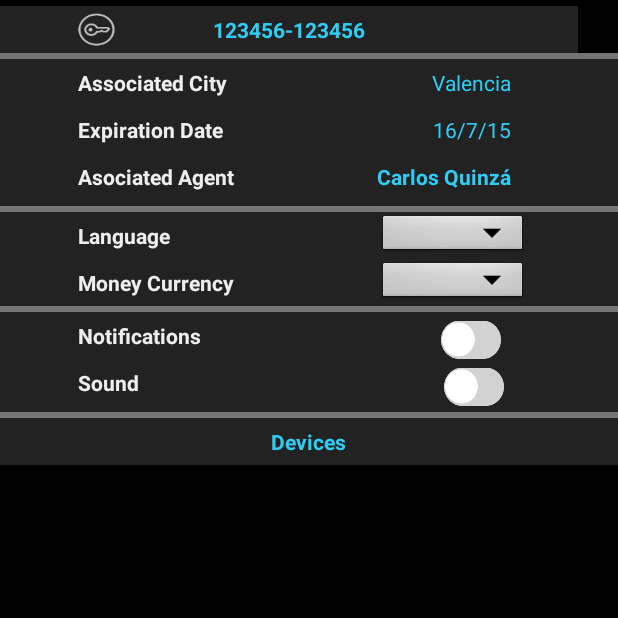
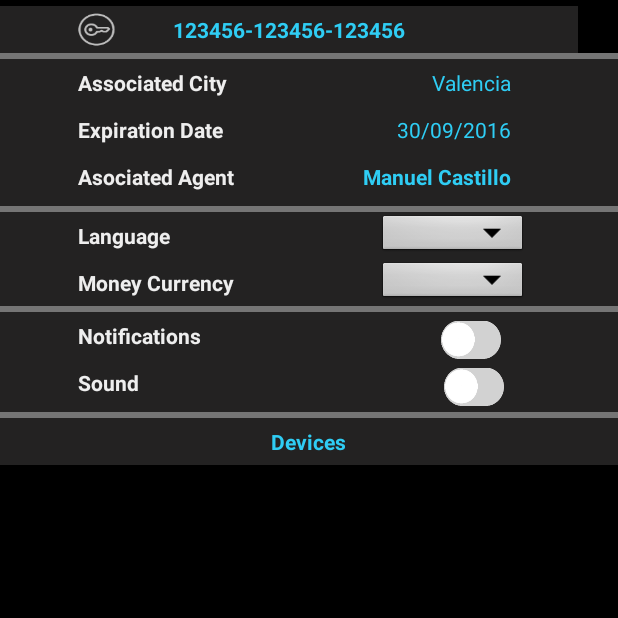
Before and after one commit to carquipe/Rivence, an Android app: the fragment config_fragment shown on its own in the app's theme, on a phone screen of 412 x 824 dp, the top half of it. Run offline under Robolectric (Android 15) with nearby library versions, the light colour scheme and no system bars.

```diff
--- /dev/null
+++ b/app/src/main/java/katiostudio/rivence/Controlador/Agente.java
@@ -0,0 +1,25 @@
+package katiostudio.rivence.Controlador;
+
+/**
+ * Created by cquinz on 14/5/16.
+ */
+public class Agente {
+    String nombre;
+    private static Agente agente;
+
+    private Agente(){
+        //Empty constructor
+    }
+
+    private Agente(String name){
+        nombre = name;
+    }
+
+    //Método obtener instancia
+    public static Agente getInstance(){
+        if(agente == null) agente = new Agente("Manuel Castillo");
+        return agente;
+    }
+
+    public String getName(){ return nombre; }
+}
--- a/app/src/main/java/katiostudio/rivence/Controlador/Cliente.java
+++ b/app/src/main/java/katiostudio/rivence/Controlador/Cliente.java
@@ -7,8 +7,49 @@ import java.util.List;
 public class Cliente {
 
     List <Servicio> servContratados;
+    String ciudad, fechaFin, clave;
+    private static Cliente cliente;
+    private static Agente agente;
 
-    public Cliente (){
+
+    /* Patrón Singleton para crear solamente 1 cliente */
+
+
+    //Constructor privado para evitar la llamada de otra clase
+    private Cliente (){
+        //Empty Constructor
+    }
+    private Cliente (String city, String endDate, String key) {
+        ciudad = city;
+        fechaFin = endDate;
+        clave = key;
+        agente = agente.getInstance();
 
     }
+    //Método instancia estática
+    public static Cliente getInstance(){
+        if(cliente == null) cliente = new Cliente("Valencia","30/09/2016","123456-123456-123456");
+        return cliente;
+    }
+
+
+    /*Getters*/
+    public String getClave(){
+        return clave;
+    }
+
+    public String getCiudad(){
+        return ciudad;
+    }
+
+    public String getFechaFin(){
+        return fechaFin;
+    }
+
+    public Agente getAgente() { return agente; }
+
+    /*Creación temporal*/
+    public void newClient (){
+        new Cliente("Valencia","30/09/2016","123456-123456-123456");
+    }
 }
--- a/app/src/main/java/katiostudio/rivence/config_fragment.java
+++ b/app/src/main/java/katiostudio/rivence/config_fragment.java
@@ -5,11 +5,18 @@ import android.os.Bundle;
 import android.view.LayoutInflater;
 import android.view.View;
 import android.view.ViewGroup;
+import android.widget.TextView;
+
+import org.w3c.dom.Text;
+
+import katiostudio.rivence.Controlador.Cliente;
 
 /**
- * Created by Kevin on 12/02/2016.
+ * Created by carquipe on 12/02/2016.
  */
 public class config_fragment extends Fragment  {
+
+    Cliente cliente;
 
     public config_fragment() {
         // Empty constructor required for fragment subclasses
@@ -19,6 +26,20 @@ public class config_fragment extends Fragment  {
     public View onCreateView(LayoutInflater inflater, ViewGroup container, Bundle savedInstanceState) {
         View rootView = inflater.inflate(R.layout.config_fragment, container, false);
 
+            cliente = cliente.getInstance();
+
+            TextView keyText =(TextView) rootView.findViewById(R.id.keyText);
+            keyText.setText(cliente.getClave());
+
+            TextView cityText = (TextView) rootView.findViewById(R.id.cityText);
+            cityText.setText(cliente.getCiudad());
+
+            TextView dateText = (TextView) rootView.findViewById(R.id.dateText);
+            dateText.setText(cliente.getFechaFin());
+
+            TextView agentText = (TextView) rootView.findViewById(R.id.agentText);
+            agentText.setText(cliente.getAgente().getName());
+
         return rootView;
     }
 
--- /dev/null
+++ b/app/src/main/res/color/color_selector.xml
@@ -0,0 +1,5 @@
+<?xml version="1.0" encoding="utf-8"?>
+<selector xmlns:android="http://schemas.android.com/apk/res/android">
+    <item android:color="@color/greeny_blue" android:state_pressed="true" />
+    <item android:color="@color/transparent" />
+</selector>
--- /dev/null
+++ b/app/src/main/res/color/paylog_menu_selector.xml
@@ -0,0 +1,5 @@
+<?xml version="1.0" encoding="utf-8"?>
+<selector xmlns:android="http://schemas.android.com/apk/res/android">
+    <item android:color="@color/paylog_pressed" android:state_selected="true" />
+    <item android:color="@color/paylog_notpressed" android:state_selected= "false" />
+</selector>
--- a/app/src/main/res/drawable/paylog_left_normal.xml
+++ b/app/src/main/res/drawable/paylog_left_normal.xml
@@ -8,7 +8,7 @@
     android:bottomLeftRadius="5dp"
         android:bottomRightRadius="0dp"
         android:topRightRadius="0dp"
-        android:topLeftRadius="5dp"/>
-    <solid android:color="#787877" />
+        android:topLeftRadius="5dp" />
+    <solid android:color="@color/paylog_pressed" />
 
 </shape>
--- a/app/src/main/res/layout/config_fragment.xml
+++ b/app/src/main/res/layout/config_fragment.xml
@@ -32,7 +32,7 @@
             android:text="123456-123456"
             android:textStyle="bold"
             android:textColor="@color/light_blue"
-            android:id="@+id/textView2"
+            android:id="@+id/keyText"
             android:textIsSelectable="false"
             android:textAlignment="center"
             android:layout_centerVertical="true"
@@ -68,7 +68,7 @@
             android:layout_height="wrap_content"
             android:text="Valencia"
             android:textColor="@color/light_blue"
-            android:id="@+id/textView4"
+            android:id="@+id/cityText"
             android:layout_alignTop="@+id/textView3"
             android:layout_alignParentRight="true"
             android:layout_alignParentEnd="true"
@@ -100,7 +100,7 @@
             android:layout_height="wrap_content"
             android:text="16/7/15"
             android:textColor="@color/light_blue"
-            android:id="@+id/textView6"
+            android:id="@+id/dateText"
             android:layout_alignTop="@+id/textView3"
             android:layout_alignParentRight="true"
             android:layout_alignParentEnd="true"
@@ -134,7 +134,7 @@
             android:text="Carlos Quinzá"
             android:textStyle="bold"
             android:textColor="@color/light_blue"
-            android:id="@+id/textView16"
+            android:id="@+id/agentText"
             android:layout_alignTop="@+id/textView3"
             android:layout_alignParentRight="true"
             android:layout_alignParentEnd="true"
--- a/app/src/main/res/layout/paylog_fragment.xml
+++ b/app/src/main/res/layout/paylog_fragment.xml
@@ -15,6 +15,7 @@
             android:gravity="center"
             android:text="All"
             android:id="@+id/allButton"
+            android:state_selected = "true"
             android:paddingLeft="10dp"
             android:paddingRight="10dp"
             android:background="@drawable/paylog_left_normal"
--- a/app/src/main/res/layout/profile_settings.xml
+++ b/app/src/main/res/layout/profile_settings.xml
@@ -16,7 +16,7 @@
             android:text="123456"
             android:textStyle="bold"
             android:textColor="#24a4c4"
-            android:id="@+id/textView2"
+            android:id="@+id/keyText"
             android:textIsSelectable="false"
             android:layout_marginLeft="37dp"
             android:layout_marginStart="37dp"
@@ -36,7 +36,7 @@
             android:layout_gravity="center_vertical"
             android:layout_marginLeft="106dp"
             android:layout_marginStart="106dp"
-            android:layout_alignTop="@+id/textView2"
+            android:layout_alignTop="@+id/keyText"
             android:layout_alignParentLeft="true"
             android:layout_alignParentStart="true" />
     </RelativeLayout>
--- a/app/src/main/res/values/colors.xml
+++ b/app/src/main/res/values/colors.xml
@@ -18,6 +18,9 @@
     <!--Fondos de layouts transparentes-->
     <color name = "dark_background">#bb312f2f</color>
     <color name = "light_background">#a4464646</color>
+    <color name = "transparent">#00ffffff</color>
 
-
+    <!--Fondos selector Paylog-->
+    <color name = "paylog_pressed">#787877</color>
+    <color name = "paylog_notpressed">#9f9f9e</color>
 </resources>
```
Also changed, not shown: app/src/main/java/katiostudio/rivence/Login.java (+12 -0 lines), app/src/main/java/katiostudio/rivence/paylog_fragment.java (+50 -4 lines), app/src/main/res/drawable/login_button_border.xml (+6 -3 lines).
